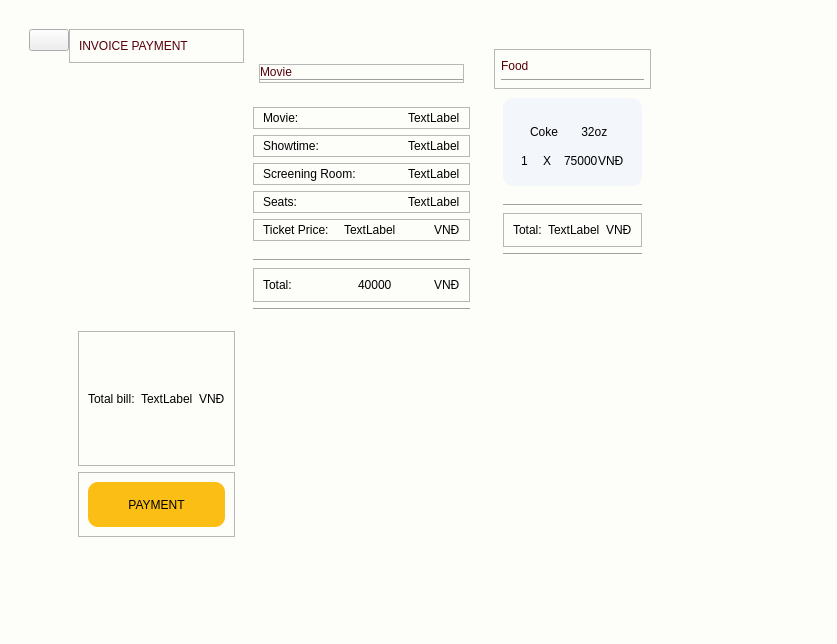
nhuanh1070/FinalProject, file ui/user/BookTicket.ui: the form before one commit.
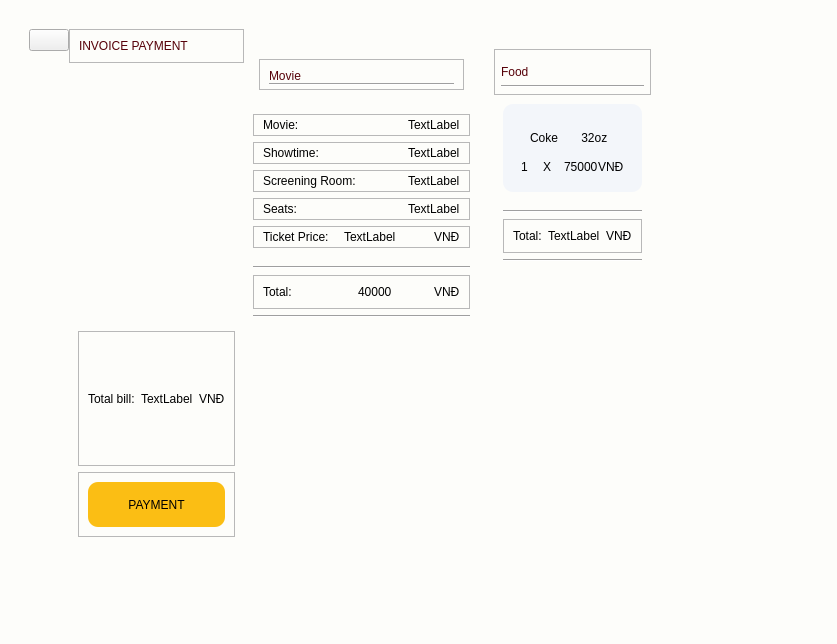
The form after the commit. Icons and pictures are not drawn.

Commit message: Sửa BookTicket xíu

```diff
--- a/ui/user/BookTicket.ui
+++ b/ui/user/BookTicket.ui
@@ -1248,7 +1248,7 @@
                  <number>15</number>
                 </property>
                 <property name="topMargin">
-                 <number>20</number>
+                 <number>15</number>
                 </property>
                 <property name="rightMargin">
                  <number>15</number>
@@ -1269,16 +1269,16 @@
                     <number>0</number>
                    </property>
                    <property name="leftMargin">
-                    <number>0</number>
+                    <number>9</number>
                    </property>
                    <property name="topMargin">
-                    <number>0</number>
+                    <number>9</number>
                    </property>
                    <property name="rightMargin">
-                    <number>0</number>
+                    <number>9</number>
                    </property>
                    <property name="bottomMargin">
-                    <number>0</number>
+                    <number>3</number>
                    </property>
                    <item>
                     <widget class="QLabel" name="label_25">
@@ -1636,7 +1636,7 @@
                  <number>6</number>
                 </property>
                 <property name="topMargin">
-                 <number>9</number>
+                 <number>15</number>
                 </property>
                 <property name="rightMargin">
                  <number>6</number>
```
The commit also changes 2 other files.
